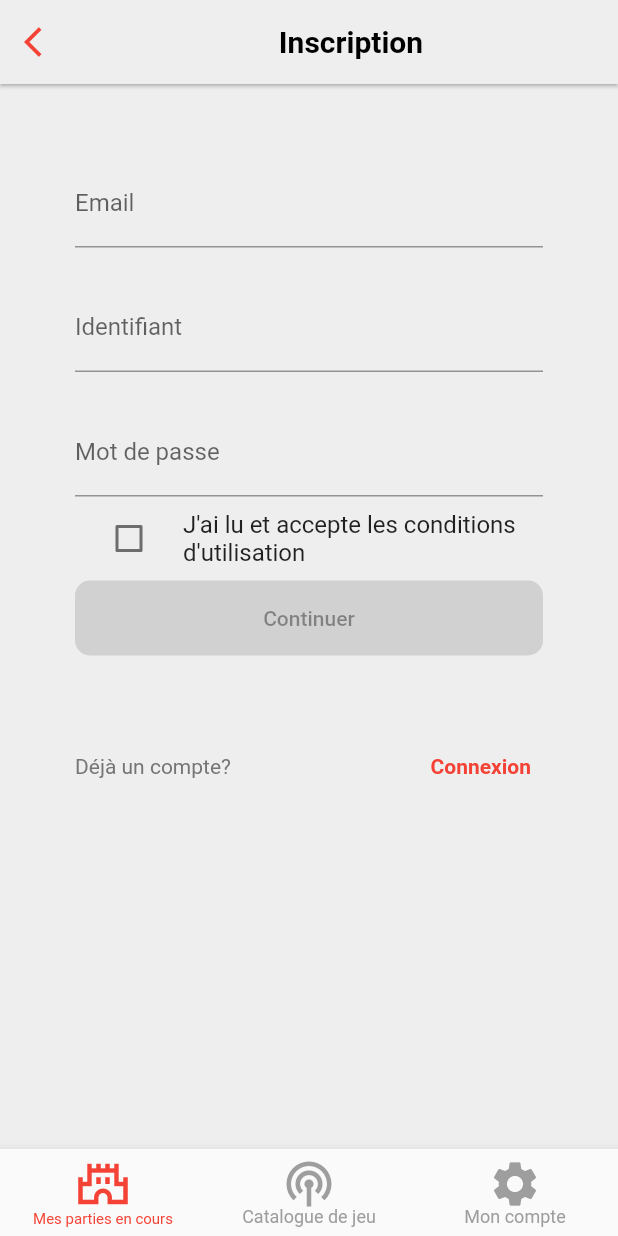
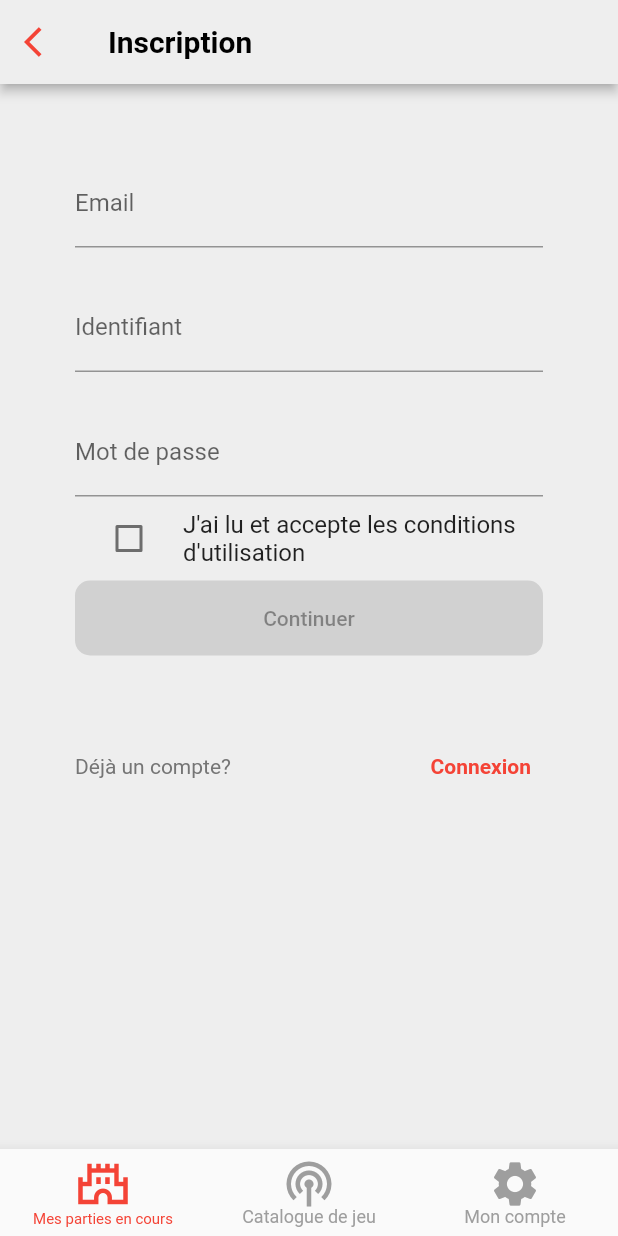
Before and after one commit to Anthony-Amico/squareMobil, a Flutter app: the screen it shows after launch, after a tap on "inscription", on a phone screen of 412 x 824 dp. Run offline on Flutter 3.47's test engine with Material 2 defaults, Android fonts, the phone set to English and light mode, and no system bars; network calls fail.

Commit message:
layout de l'appBar

```diff
--- a/lib/src/Signup.dart
+++ b/lib/src/Signup.dart
@@ -22,7 +22,7 @@ class Signup extends StatelessWidget {
       ),
       home: Scaffold(
           appBar: AppBar(
-            elevation: 1,
+            elevation: 3,
             backgroundColor: Colors.grey[200],
             leading: IconButton(
               icon: const Icon(Icons.arrow_back_ios),
@@ -34,16 +34,13 @@ class Signup extends StatelessWidget {
                 );
               },
             ),
-            title: const Center(
-              child: Text(
-                _title,
-                style: TextStyle(
-                  color: Colors.black,
-                  fontSize: 20,
-                  fontWeight: FontWeight.bold,
-                ),
+            title: const Text(_title,
+              style: TextStyle(
+                color: Colors.black,
+                fontSize: 20,
+                fontWeight: FontWeight.bold
               ),
-            ),
+            )
           ),
           backgroundColor: Colors.grey[200],
           body: Padding(
@@ -205,7 +202,7 @@ class _MyStatefulWidgetState extends State<MyStatefulWidget> {
                         ),
                       ),
                 onPressed: () {
-                  Navigator.push(context, MaterialPageRoute(builder: (context) => const Signup()));
+                  Navigator.push(context, MaterialPageRoute(builder: (context) => LoginPage()));
                 }
                ),
                     ],
```
